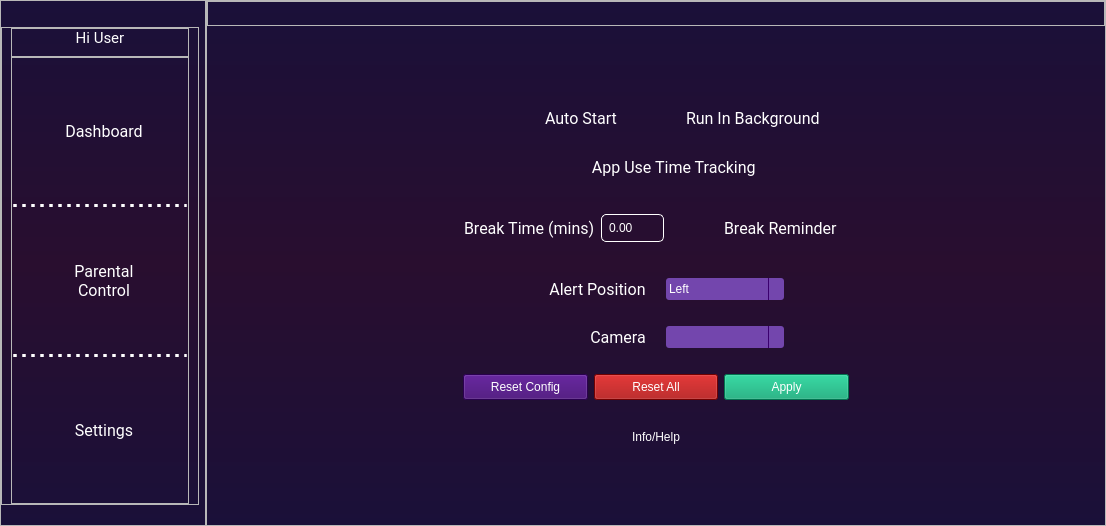
The window that Designer/MainWindow.ui (Soon156/AlignPosition) describes before a commit, drawn with Qt 5.
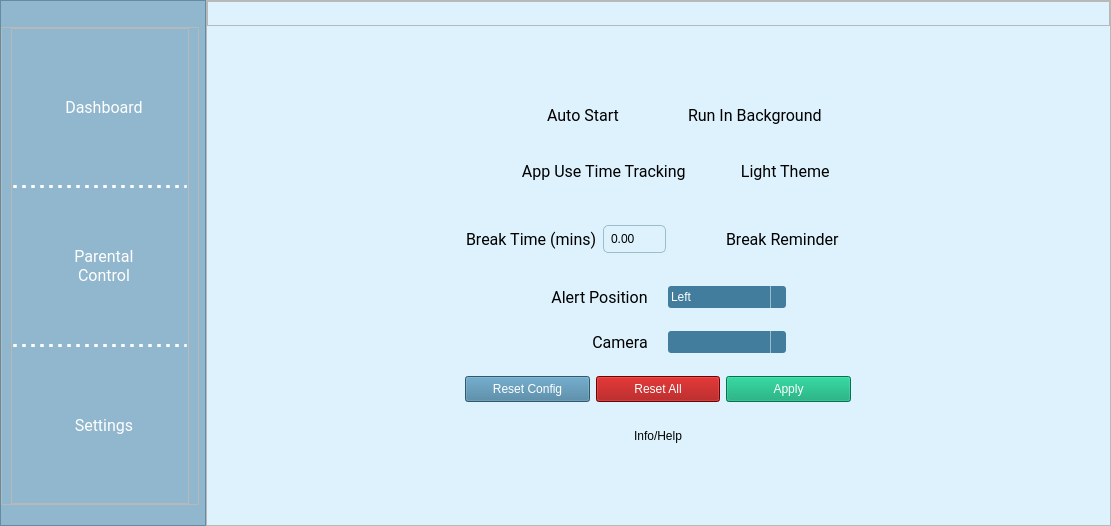
The same window after the commit. The open tabs and pages were chosen to show the change. Icons and pictures are not drawn.

Patch:
```diff
--- a/Designer/MainWindow.ui
+++ b/Designer/MainWindow.ui
@@ -6,7 +6,7 @@
    <rect>
     <x>0</x>
     <y>0</y>
-    <width>1094</width>
+    <width>1111</width>
     <height>526</height>
    </rect>
   </property>
@@ -18,8 +18,48 @@
     <normaloff>:/icon/logo.ico</normaloff>:/icon/logo.ico</iconset>
   </property>
   <property name="styleSheet">
-   <string notr="true">#widget {background-color: qlineargradient(x1:0 y1:0, x2:0 y2:1, stop:0 rgb(26, 16, 57), stop:0.5 rgb(41, 14, 47), stop:1 rgb(26, 16, 57))}
+   <string notr="true">#widget {background-color: rgb(221, 242, 253)}
 
+QLineEdit {
+    border: 1px solid #9BBEC8;
+    border-radius: 3px;
+    padding: 2px 4px;
+}
+
+QDoubleSpinBox {
+	padding: 5px;
+    border: 1px solid #9BBEC8;
+    border-radius: 5px;
+}
+
+QDoubleSpinBox::up-button {
+    subcontrol-origin: border;
+    subcontrol-position: top right;
+    border-image: url(:/icon/icons8-up-48-blue.png) 1;
+}
+
+QDoubleSpinBox::down-button {
+    subcontrol-origin: border;
+    subcontrol-position: bottom right;
+    border-image: url(:/icon/icons8-down-48-blue.png) 1;
+}
+
+QCheckBox {
+    spacing: 10px;
+}
+
+QCheckBox::indicator {
+    width: 24px;
+    height: 24px;
+}
+
+QCheckBox::indicator:unchecked {
+    image: url(:/icon/icons8-toggle-off-48.png);
+}
+
+QCheckBox::indicator:checked {
+    image: url(:/icon/icons8-toggle-on-48.png);
+}
 </string>
   </property>
   <property name="unifiedTitleAndToolBarOnMac">
@@ -27,8 +67,7 @@
   </property>
   <widget class="QWidget" name="widget">
    <property name="styleSheet">
-    <string notr="true">color: white;
-font-family: &quot;Roboto&quot;, sans-serif;</string>
+    <string notr="true">font-family: &quot;Roboto&quot;, sans-serif;</string>
    </property>
    <layout class="QHBoxLayout" name="horizontalLayout_2">
     <property name="spacing">
@@ -49,7 +88,10 @@
     <item>
      <widget class="QFrame" name="SideMenuBar">
       <property name="styleSheet">
-       <string notr="true"/>
+       <string notr="true">#SideMenuBar {background:rgba(66, 125, 157, 0.5);
+}
+
+</string>
       </property>
       <property name="frameShape">
        <enum>QFrame::StyledPanel</enum>
@@ -70,7 +112,7 @@
        <property name="bottomMargin">
         <number>20</number>
        </property>
-       <item alignment="Qt::AlignLeft">
+       <item alignment="Qt::AlignHCenter">
         <widget class="QLabel" name="logo_with_title_lbl">
          <property name="sizePolicy">
           <sizepolicy hsizetype="Preferred" vsizetype="Fixed">
@@ -90,6 +132,7 @@
         <widget class="QFrame" name="frame">
          <property name="styleSheet">
           <string notr="true">QPushButton {
+	color: white;
 	background-color: transparent;
 }
 
@@ -116,46 +159,6 @@
           <property name="bottomMargin">
            <number>0</number>
           </property>
-          <item>
-           <widget class="QFrame" name="frame_12">
-            <property name="frameShape">
-             <enum>QFrame::StyledPanel</enum>
-            </property>
-            <property name="frameShadow">
-             <enum>QFrame::Raised</enum>
-            </property>
-            <layout class="QVBoxLayout" name="verticalLayout_13">
-             <property name="spacing">
-              <number>0</number>
-             </property>
-             <property name="leftMargin">
-              <number>0</number>
-             </property>
-             <property name="topMargin">
-              <number>0</number>
-             </property>
-             <property name="rightMargin">
-              <number>0</number>
-             </property>
-             <item>
-              <widget class="QLabel" name="user_lbl">
-               <property name="font">
-                <font>
-                 <family>Roboto</family>
-                 <pointsize>11</pointsize>
-                </font>
-               </property>
-               <property name="text">
-                <string>Hi User</string>
-               </property>
-               <property name="alignment">
-                <set>Qt::AlignCenter</set>
-               </property>
-              </widget>
-             </item>
-            </layout>
-           </widget>
-          </item>
           <item>
            <widget class="QFrame" name="frame1">
             <property name="sizePolicy">
@@ -1460,33 +1463,16 @@
               </size>
              </property>
              <property name="styleSheet">
-              <string notr="true">QCheckBox {
-    spacing: 10px;
-}
-
-QCheckBox::indicator {
-    width: 24px;
-    height: 24px;
-}
-
-QCheckBox::indicator:unchecked {
-    image: url(:/icon/icons8-toggle-off-48.png);
-}
-
-QCheckBox::indicator:checked {
-    image: url(:/icon/icons8-toggle-on-48.png);
-}
-
-QComboBox {
+              <string notr="true">QComboBox {
     border-radius: 3px;
     min-width: 8em;
-	background: #7346ad;
-	padding: 3px
+	background: #427D9D;
+	padding: 3px;
 }
 
 /* QComboBox gets the &quot;on&quot; state when the popup is open */
 QComboBox:!editable:on, QComboBox::drop-down:editable:on {
-    background:  #3b006e;
+    background:  #9BBEC8;
 }
 
 QComboBox:on { /* shift the text when the popup opens */
@@ -1498,9 +1484,8 @@
     subcontrol-origin: padding;
     subcontrol-position: top right;
     width: 15px;
-
     border-left-width: 1px;
-    border-left-color:  #3b006e;
+    border-left-color:  #9BBEC8;
     border-left-style: solid;
     border-top-right-radius: 3px;
     border-bottom-right-radius: 3px;
@@ -1586,17 +1571,60 @@
                 </layout>
                </widget>
               </item>
-              <item alignment="Qt::AlignHCenter">
-               <widget class="QCheckBox" name="app_time_track_box">
-                <property name="font">
-                 <font>
-                  <family>Roboto</family>
-                  <pointsize>12</pointsize>
-                 </font>
+              <item>
+               <widget class="QFrame" name="frame_4">
+                <property name="sizePolicy">
+                 <sizepolicy hsizetype="Preferred" vsizetype="Fixed">
+                  <horstretch>0</horstretch>
+                  <verstretch>0</verstretch>
+                 </sizepolicy>
                 </property>
-                <property name="text">
-                 <string> App Use Time Tracking</string>
+                <property name="frameShape">
+                 <enum>QFrame::StyledPanel</enum>
                 </property>
+                <property name="frameShadow">
+                 <enum>QFrame::Raised</enum>
+                </property>
+                <layout class="QHBoxLayout" name="horizontalLayout_10">
+                 <item>
+                  <widget class="QCheckBox" name="app_time_track_box">
+                   <property name="sizePolicy">
+                    <sizepolicy hsizetype="Fixed" vsizetype="Fixed">
+                     <horstretch>0</horstretch>
+                     <verstretch>0</verstretch>
+                    </sizepolicy>
+                   </property>
+                   <property name="font">
+                    <font>
+                     <family>Roboto</family>
+                     <pointsize>12</pointsize>
+                    </font>
+                   </property>
+                   <property name="text">
+                    <string> App Use Time Tracking</string>
+                   </property>
+                  </widget>
+                 </item>
+                 <item>
+                  <widget class="QCheckBox" name="theme_box">
+                   <property name="sizePolicy">
+                    <sizepolicy hsizetype="Fixed" vsizetype="Fixed">
+                     <horstretch>0</horstretch>
+                     <verstretch>0</verstretch>
+                    </sizepolicy>
+                   </property>
+                   <property name="font">
+                    <font>
+                     <family>Roboto</family>
+                     <pointsize>12</pointsize>
+                    </font>
+                   </property>
+                   <property name="text">
+                    <string> Light Theme</string>
+                   </property>
+                  </widget>
+                 </item>
+                </layout>
                </widget>
               </item>
               <item>
@@ -1666,25 +1694,7 @@
                     <item>
                      <widget class="QDoubleSpinBox" name="reminder_box">
                       <property name="styleSheet">
-                       <string notr="true">QDoubleSpinBox {
-	padding: 5px;
-border: 1px solid #000;
-border-radius: 5px;
-border-color: white;
-}
-
-QDoubleSpinBox::up-button {
-    subcontrol-origin: border;
-    subcontrol-position: top right;
-    border-image: url(:/icon/icons8-up-48.png) 1;
-}
-
-QDoubleSpinBox::down-button {
-    subcontrol-origin: border;
-    subcontrol-position: bottom right;
-    border-image: url(:/icon/icons8-down-48.png) 1;
-}
-</string>
+                       <string notr="true"/>
                       </property>
                      </widget>
                     </item>
@@ -1792,7 +1802,7 @@
                  <item alignment="Qt::AlignLeft">
                   <widget class="QComboBox" name="alert_box">
                    <property name="sizePolicy">
-                    <sizepolicy hsizetype="Maximum" vsizetype="Fixed">
+                    <sizepolicy hsizetype="Fixed" vsizetype="Fixed">
                      <horstretch>0</horstretch>
                      <verstretch>0</verstretch>
                     </sizepolicy>
@@ -1804,7 +1814,7 @@
                     </size>
                    </property>
                    <property name="styleSheet">
-                    <string notr="true"/>
+                    <string notr="true">color:white;</string>
                    </property>
                    <item>
                     <property name="text">
@@ -1879,7 +1889,7 @@
                  <item alignment="Qt::AlignLeft">
                   <widget class="QComboBox" name="camera_box">
                    <property name="sizePolicy">
-                    <sizepolicy hsizetype="Maximum" vsizetype="Fixed">
+                    <sizepolicy hsizetype="Fixed" vsizetype="Fixed">
                      <horstretch>0</horstretch>
                      <verstretch>0</verstretch>
                     </sizepolicy>
@@ -1890,6 +1900,9 @@
                      <height>0</height>
                     </size>
                    </property>
+                   <property name="styleSheet">
+                    <string notr="true">color:white;</string>
+                   </property>
                   </widget>
                  </item>
                 </layout>
@@ -1905,8 +1918,9 @@
                 </property>
                 <property name="styleSheet">
                  <string notr="true">QPushButton{
-background-color: #3b006e;
+background-color: #427D9D;
 padding: 5px 20px 5px 20px;
+color: white;
 }
 
 QPushButton:hover{
@@ -2012,6 +2026,9 @@
                  </property>
                  <item alignment="Qt::AlignHCenter">
                   <widget class="QPushButton" name="web_btn">
+                   <property name="styleSheet">
+                    <string notr="true">color:black;</string>
+                   </property>
                    <property name="text">
                     <string>Info/Help</string>
                    </property>
```
Left out of the diff: 67 changed lines with no effect on the pictures.
